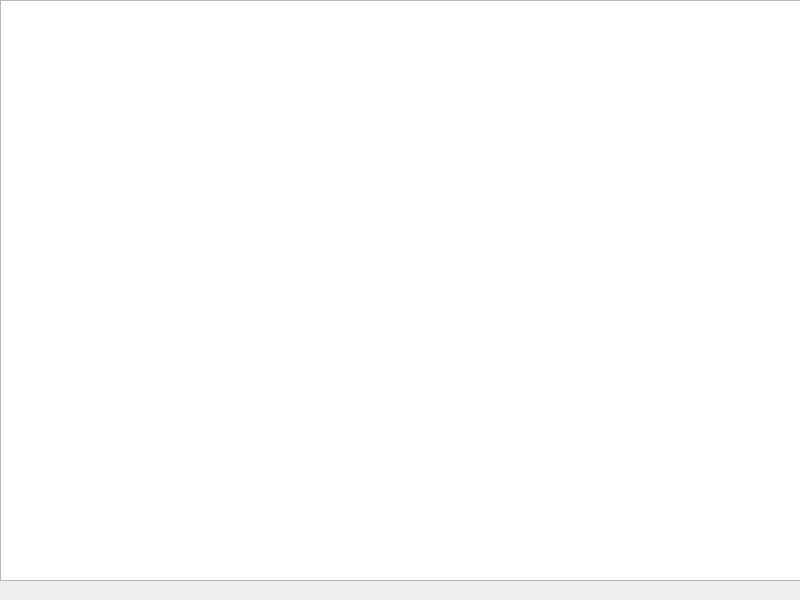
This is mainwindow.ui in wayne846/minesweeper as Qt 5 draws it before an edit. The edited form follows.
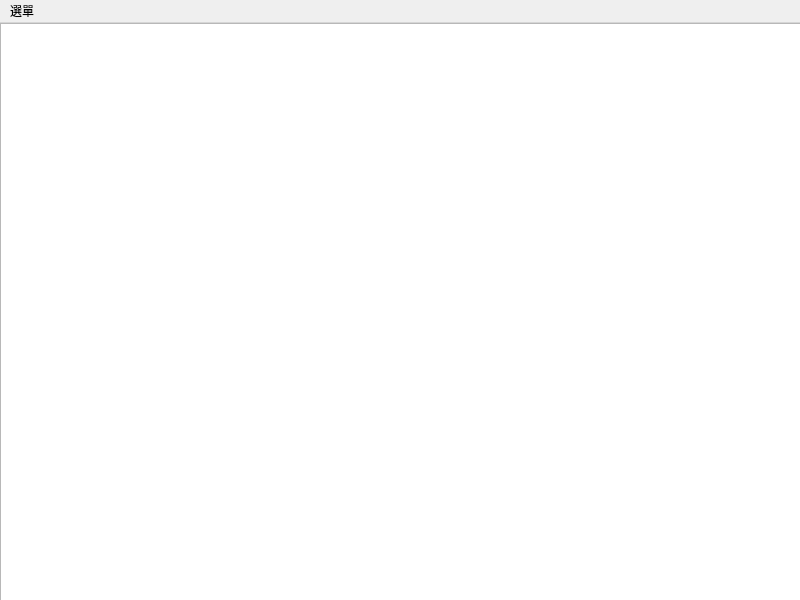
This is the edited form.

Patch:
```diff
--- a/mainwindow.ui
+++ b/mainwindow.ui
@@ -34,6 +34,15 @@
      <height>24</height>
     </rect>
    </property>
+   <widget class="QMenu" name="menu">
+    <property name="title">
+     <string>選單</string>
+    </property>
+    <addaction name="actioneasy"/>
+    <addaction name="actionmiddle"/>
+    <addaction name="actionhard"/>
+   </widget>
+   <addaction name="menu"/>
   </widget>
  </widget>
  <resources/>
```
Left out of the diff: 15 changed lines with no effect on the pictures.
